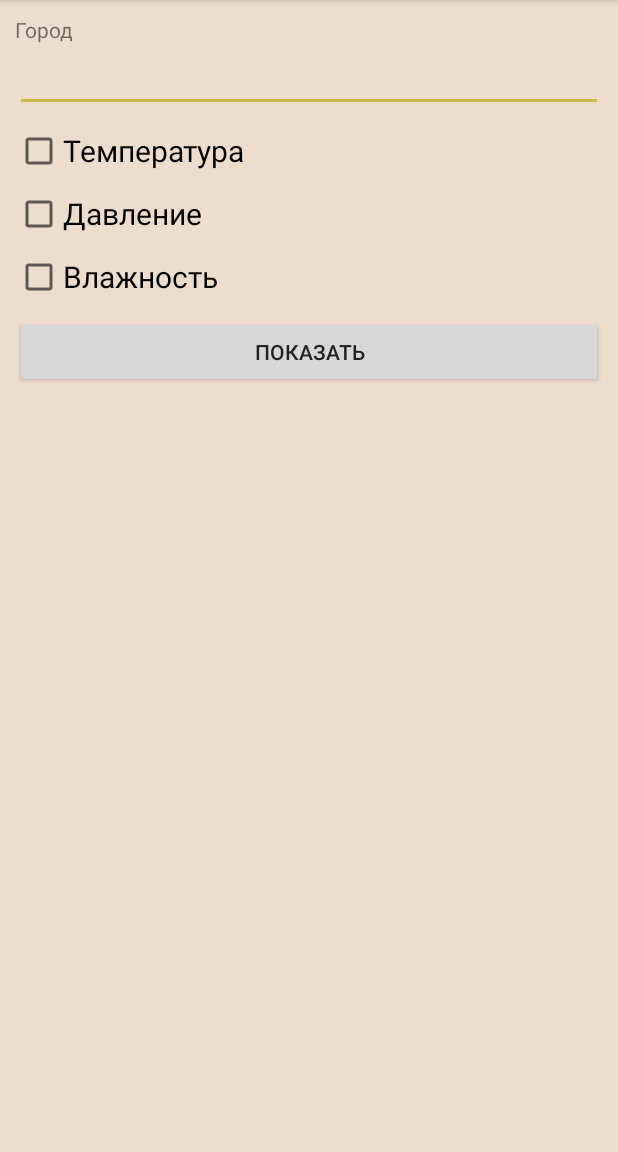
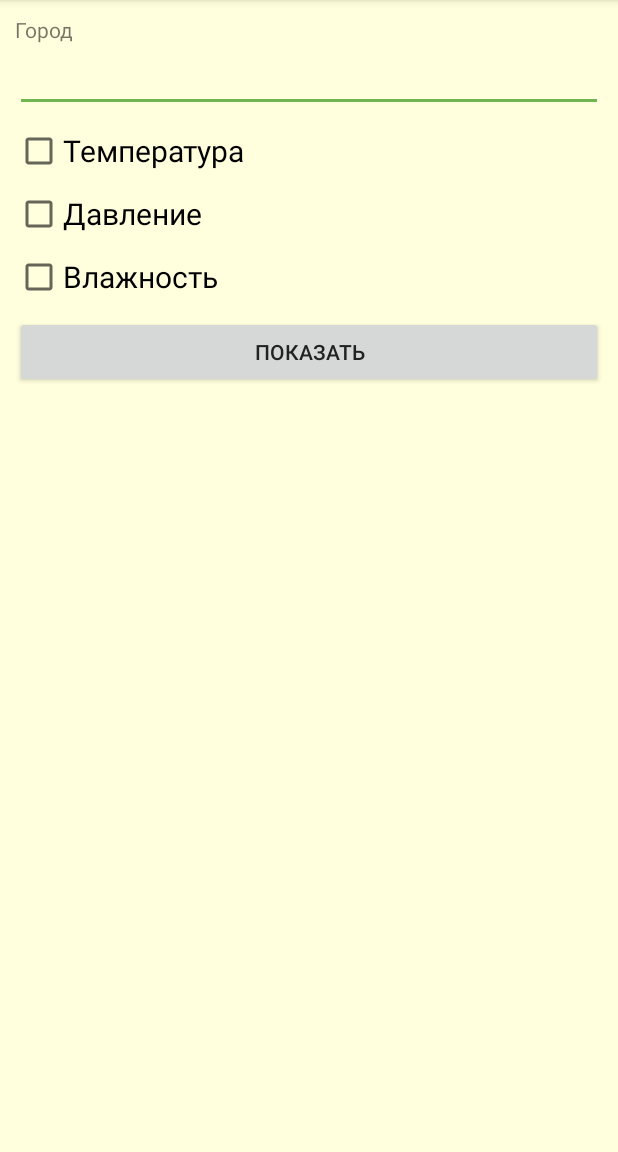
Before and after one commit to dmitry-bystrov/AndroidBase, an Android app: the screen it shows after launch (FirstActivity), on a phone screen of 412 x 824 dp, the part 84-1236 px from its top. Run offline under Robolectric (Android 15) with nearby library versions, the phone set to English and light mode, and no system bars.

Commit message:
home_work_4

```diff
--- a/app/src/main/res/values/colors.xml
+++ b/app/src/main/res/values/colors.xml
@@ -1,11 +1,11 @@
 <?xml version="1.0" encoding="utf-8"?>
 <resources>
-    <color name="colorBackground">#EEDDCC</color>
     <color name="colorPrimary">#3F51B5</color>
+    <color name="colorPrimaryDark">#303F9F</color>
+    <color name="colorAccent">#FF4081</color>
     <color name="colorPrimaryDarkGrey">#222222</color>
-    <color name="colorPrimaryDark">#303F9F</color>
     <color name="colorPrimaryGreen">#3FB551</color>
     <color name="colorPrimaryDarkGreen">#309F3F</color>
-    <color name="colorAccent">#FF4081</color>
-    <color name="colorAccentYellow">#CCBB44</color>
+    <color name="colorAccentGreen">#6FB551</color>
+    <color name="colorBackground">#FFFFDD</color>
 </resources>
--- a/app/src/main/res/values/styles.xml
+++ b/app/src/main/res/values/styles.xml
@@ -3,7 +3,7 @@
     <style name="AppTheme" parent="Theme.AppCompat.Light.DarkActionBar">
         <item name="colorPrimary">@color/colorPrimaryGreen</item>
         <item name="colorPrimaryDark">@color/colorPrimaryDarkGreen</item>
-        <item name="colorAccent">@color/colorAccentYellow</item>
+        <item name="colorAccent">@color/colorAccentGreen</item>
         <item name="android:textColorPrimary">@color/colorPrimaryDarkGrey</item>
         <item name="android:colorBackground">@color/colorBackground</item>
     </style>
```
